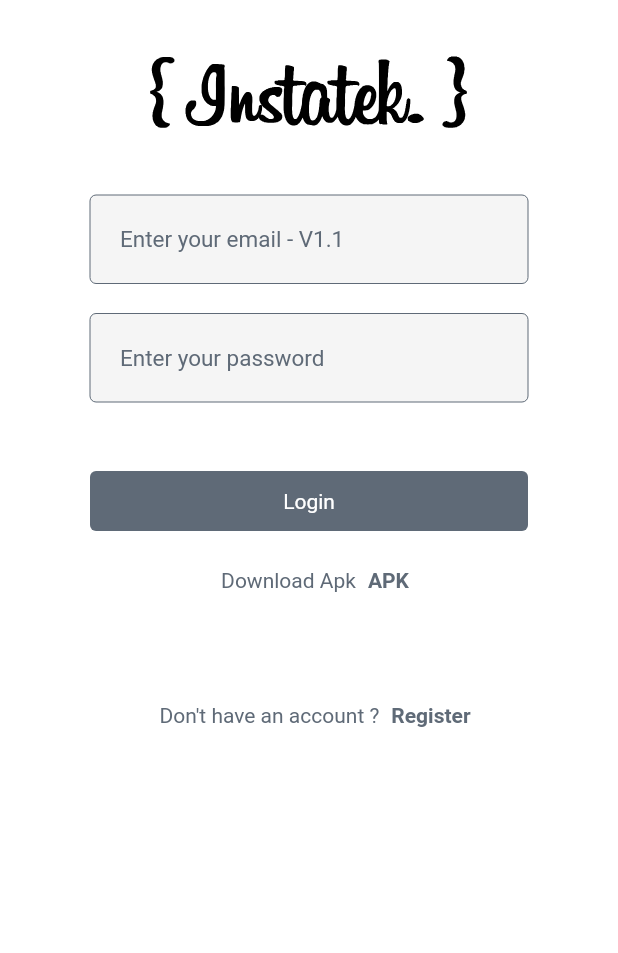
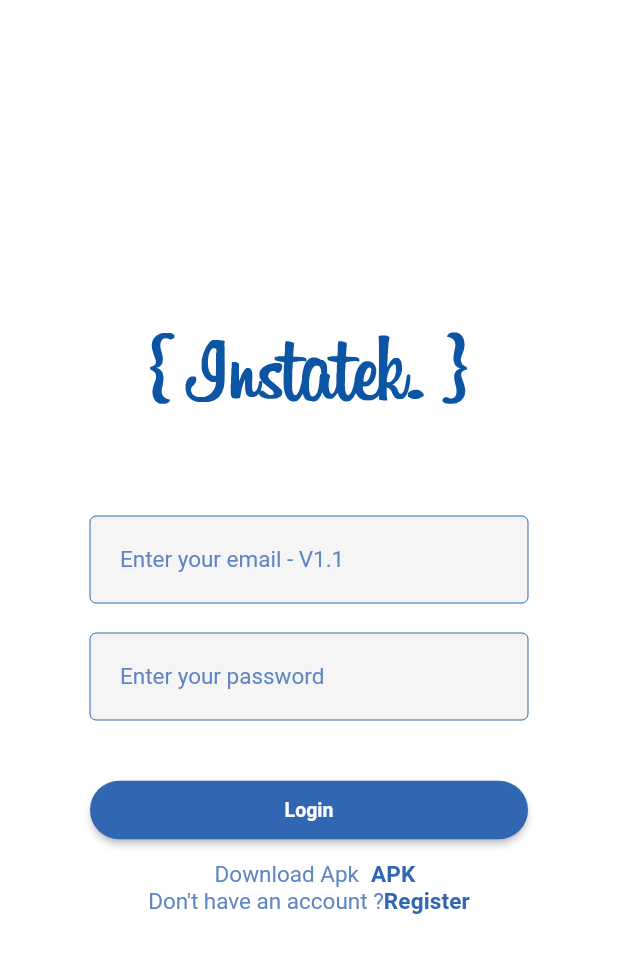
Before and after one commit to LalJoncoux-Aydin/InstaTek, a Flutter app: the screen it shows after launch, on a phone screen of 412 x 824 dp. Shown: the top 953 px of the screen. Run offline on Flutter 3.47's test engine with Material 2 defaults, Android fonts, the phone set to English and light mode, and no system bars; our stand-ins replace cloud_firestore, firebase_auth, firebase_core, firebase_storage, flutter_svg, image_picker; accounts and stored records are empty.

Commit message:
[FIX] Login page design

```diff
--- a/lib/providers/theme_provider.dart
+++ b/lib/providers/theme_provider.dart
@@ -12,6 +12,55 @@ class ThemeProvider extends ChangeNotifier {
 }
 
 class MyThemes {
+  Color blueLight = const Color.fromARGB(255, 95, 134, 196);
+  Color blueDark = const Color.fromARGB(255, 49, 103, 178);
+
+  static final ThemeData lightTheme = ThemeData(
+    primaryColor: Colors.white,
+    scaffoldBackgroundColor: Colors.white,
+    backgroundColor: Colors.white,
+    visualDensity: VisualDensity.adaptivePlatformDensity,
+    colorScheme: const ColorScheme.light().copyWith(
+      primary: Colors.white,
+      secondary: Colors.black,
+      tertiary: const Color.fromARGB(255, 49, 103, 178),
+      background: Colors.white,
+      onBackground: Colors.black,
+      onPrimary: Colors.black,
+      onSecondary: Colors.white,
+      onTertiary: const Color.fromARGB(255, 30, 79, 138),
+    ),
+    primaryIconTheme: const IconThemeData(color: Colors.white),
+    iconTheme: const IconThemeData(color: Colors.black),
+    textTheme: const TextTheme(
+      headline1: TextStyle(
+        color: Colors.red,
+        fontSize: 13,
+        fontWeight: FontWeight.w700,
+      ),
+      subtitle1: TextStyle(
+        color: Color.fromARGB(255, 95, 134, 196),
+        fontSize: 15,
+        fontWeight: FontWeight.normal,
+      ),
+      subtitle2: TextStyle(
+        color: Color.fromARGB(255, 49, 103, 178),
+        fontSize: 15,
+        fontWeight: FontWeight.bold,
+      ),
+      bodyText1: TextStyle(
+        color: Colors.yellow,
+        fontSize: 13,
+        fontWeight: FontWeight.w400,
+      ),
+      button: TextStyle(
+        color: Colors.white,
+        fontSize: 13,
+        fontWeight: FontWeight.bold,
+      ),
+    ),
+  );
+
   static final ThemeData darkTheme = ThemeData(
     primaryColor: Colors.black,
     scaffoldBackgroundColor: Colors.black,
@@ -49,42 +98,4 @@ class MyThemes {
       ),
     ),
   );
-
-  static final ThemeData lightTheme = ThemeData(
-    primaryColor: Colors.white,
-    scaffoldBackgroundColor: Colors.white,
-    backgroundColor: Colors.white,
-    visualDensity: VisualDensity.adaptivePlatformDensity,
-    colorScheme: const ColorScheme.light().copyWith(
-      primary: Colors.white,
-      secondary: Colors.black,
-      background: Colors.white,
-      onBackground: Colors.black,
-      onPrimary: Colors.black,
-      onSecondary: Colors.white,
-    ),
-    primaryIconTheme: const IconThemeData(color: Colors.white),
-    iconTheme: const IconThemeData(color: Colors.black),
-    buttonTheme: const ButtonThemeData(
-      buttonColor: Colors.black,
-      textTheme: ButtonTextTheme.primary,
-    ),
-    textTheme: const TextTheme(
-      headline1: TextStyle(
-        color: Colors.black,
-        fontSize: 13,
-        fontWeight: FontWeight.w700,
-      ),
-      bodyText1: TextStyle(
-        color: Colors.black,
-        fontSize: 13,
-        fontWeight: FontWeight.w400,
-      ),
-      button: TextStyle(
-        color: Colors.grey,
-        fontSize: 13,
-        fontWeight: FontWeight.w400,
-      ),
-    ),
-  );
 }
--- a/lib/screens/auth/login_screen.dart
+++ b/lib/screens/auth/login_screen.dart
@@ -48,12 +48,12 @@ class _LoginScreenState extends State<LoginScreen> {
 
 
     return Scaffold(
-      backgroundColor: Theme.of(context).colorScheme.background,
       body: SafeArea(
         child: Form(
           key: formKey,
           child: Column(children: <Expanded>[
             Expanded(
+              child: Center(
                 child: SingleChildScrollView(
                   child: Container(
                     padding: EdgeInsets.symmetric(horizontal: paddingGlobal),
@@ -64,10 +64,11 @@ class _LoginScreenState extends State<LoginScreen> {
                         CustomTextFormField(hintText: 'Enter your email - V1.1', textEditingController: _emailController, isPass: false, isValid: emailIsValid(email), updateInput: updateEmail),
                         CustomTextFormField(hintText: 'Enter your password', textEditingController: _passwordController, isPass: true, isValid: passwordIsValid(password), updateInput: updatePassword),
                         CustomErrorText(displayStr: errorText),
-                      CustomValidationButton(displayText: 'Login', formKey: formKey, loadingState: _isLoading, onTapFunction: loginUser, shapeDecoration: null,),
+                        CustomValidationButton(displayText: 'Login', formKey: formKey, loadingState: _isLoading, onTapFunction: loginUser, buttonColor: Theme.of(context).colorScheme.tertiary),
                         const CustomDownloadApk(),
                         CustomNavLink(displayText1: "Don't have an account ?", displayText2: "Register", onTapFunction: navigateToRegister),
                       ],
+                    ),
                   ),
                 ),
               ),
--- a/lib/screens/auth/register_screen.dart
+++ b/lib/screens/auth/register_screen.dart
@@ -46,7 +46,6 @@ class _RegisterScreenState extends State<RegisterScreen> {
     }
 
     return Scaffold(
-      backgroundColor: Theme.of(context).colorScheme.background,
       body: SafeArea(
         child: Form(
           key: formKey,
@@ -63,7 +62,7 @@ class _RegisterScreenState extends State<RegisterScreen> {
                       CustomTextFormField(hintText: 'Enter your password', textEditingController: _passwordController, isPass: true, isValid: passwordIsValid(password1), updateInput: updatePassword),
                       CustomTextFormField(hintText: 'Enter your password again', textEditingController: _passwordController2, isPass: true, isValid: password2IsValid(password1, password2), updateInput: updatePassword2),
                       CustomErrorText(displayStr: errorText),
-                      CustomValidationButton(displayText: 'Register', formKey: formKey, loadingState: _isLoading, onTapFunction: nextStepRegister, shapeDecoration: null,),
+                      CustomValidationButton(displayText: 'Register', formKey: formKey, loadingState: _isLoading, onTapFunction: nextStepRegister, buttonColor: Theme.of(context).colorScheme.tertiary),
                       CustomNavLink(displayText1: "Already have an account ?", displayText2: "Login", onTapFunction: navigateToLogin),
                     ],
                   ),
--- a/lib/screens/auth/register_screen2.dart
+++ b/lib/screens/auth/register_screen2.dart
@@ -53,7 +53,6 @@ class _RegisterScreenState2 extends State<RegisterScreen2> {
     }
 
     return Scaffold(
-      backgroundColor: Theme.of(context).colorScheme.background,
       body: SafeArea(
         child: Form(
           key: formKey,
@@ -88,7 +87,7 @@ class _RegisterScreenState2 extends State<RegisterScreen2> {
                           formKey: formKey,
                           loadingState: _isLoading,
                           onTapFunction: registerUser,
-                          shapeDecoration: null,
+                            buttonColor: Theme.of(context).colorScheme.tertiary
                         ),
                       ],
                     ),
--- a/lib/screens/user/profile/modify_button_profile_screen.dart
+++ b/lib/screens/user/profile/modify_button_profile_screen.dart
@@ -44,7 +44,7 @@ class _ModifyButtonProfileState extends State<ModifyButtonProfile> {
           width: double.infinity,
           child: Form(
             key: formKey,
-            child: CustomValidationButton(displayText: "Modify my account", formKey: formKey, loadingState: false, onTapFunction: modifyAccount, shapeDecoration: modifyButton),
+            child: CustomValidationButton(displayText: "Modify my account", formKey: formKey, loadingState: false, onTapFunction: modifyAccount, buttonColor: Theme.of(context).colorScheme.tertiary),
           ),
         ),
     );
--- a/lib/screens/user/profile/modify_profile_screen.dart
+++ b/lib/screens/user/profile/modify_profile_screen.dart
@@ -129,7 +129,7 @@ class _ModifyProfileState extends State<ModifyProfile> {
                             formKey: formKey,
                             loadingState: _isLoadingButton,
                             onTapFunction: updateUser,
-                            shapeDecoration: null,
+                            buttonColor: Theme.of(context).colorScheme.tertiary,
                           ),
                           CustomDeleteButton(
                             displayText: 'Delete profil',
--- a/lib/screens/user/profile/profile_screen.dart
+++ b/lib/screens/user/profile/profile_screen.dart
@@ -147,7 +147,7 @@ class _ProfileScreenState extends State<ProfileScreen> {
                 child: Column(
                   children: <Widget>[
                     CustomInfobarProfile(photoUrl: photoUrl, followers: followers.length, following: following.length, postSize: postSize, username: username, bio: bio),
-                    if (userUid == "") const ModifyButtonProfile() else if (_isFollowed == false) CustomValidationButton(displayText: "Follow", formKey: formKey, loadingState: _isLoadingFollow, onTapFunction: addFollowers, shapeDecoration: null) else if (_isFollowed == true) CustomValidationButton(displayText: "Unfollow", formKey: formKey, loadingState: _isLoadingFollow, onTapFunction: removeFollowers, shapeDecoration: null),
+                    if (userUid == "") const ModifyButtonProfile() else if (_isFollowed == false) CustomValidationButton(displayText: "Follow", formKey: formKey, loadingState: _isLoadingFollow, onTapFunction: addFollowers, buttonColor: Theme.of(context).colorScheme.tertiary) else if (_isFollowed == true) CustomValidationButton(displayText: "Unfollow", formKey: formKey, loadingState: _isLoadingFollow, onTapFunction: removeFollowers, buttonColor: Theme.of(context).colorScheme.tertiary),
                     CustomPostsContainerProfile(uid: widget.uid),
                   ],
                 ),
--- a/lib/utils/colors.dart
+++ b/lib/utils/colors.dart
@@ -2,7 +2,7 @@ import 'package:flutter/material.dart';
 
 const Color webBackgroundColor = Color.fromRGBO(18, 18, 18, 1);
 const Color mobileBackgroundColor = Color.fromARGB(255, 75, 75, 75);
-const Color blueColor = Color.fromARGB(255, 95, 106, 119);
+const Color blueColor = Color.fromARGB(255, 30, 79, 138);
 const Color whiteColor = Color.fromRGBO(255, 255, 255, 1.0);
 const Color errorColor = Color.fromRGBO(84, 84, 84, 1.0);
 const Color greenColor = Color.fromRGBO(100, 180, 82, 1.0);
--- a/lib/widgets/auth/custom_download_apk_widget.dart
+++ b/lib/widgets/auth/custom_download_apk_widget.dart
@@ -18,19 +18,19 @@ class CustomDownloadApk extends StatelessWidget {
           mainAxisAlignment: MainAxisAlignment.center,
           children: <Widget>[
             Container(
-              padding: const EdgeInsets.symmetric(vertical: 25, horizontal: 8),
-              child: const Text("Download Apk", style: TextStyle(color: blueColor)),
+              padding: const EdgeInsets.symmetric(horizontal: 8),
+              child: Text("Download Apk", style: Theme.of(context).textTheme.subtitle1),
             ),
             GestureDetector(
               onTap: () => downloadFile("/build/app/outputs/flutter-apk/app-release.apk"),
               child: Container(
-                padding: const EdgeInsets.symmetric(vertical: 25),
-                child: const Text("APK", style: TextStyle(fontWeight: FontWeight.bold, color: blueColor)),
+                //padding: const EdgeInsets.symmetric(vertical: 25),
+                child: Text("APK", style: Theme.of(context).textTheme.subtitle2),
               ),
             )
           ],
         ),
-        const SizedBox(height: 24),
+      //  const SizedBox(height: 24),
       ],
     );
   }
--- a/lib/widgets/auth/custom_nav_link_widget.dart
+++ b/lib/widgets/auth/custom_nav_link_widget.dart
@@ -1,6 +1,4 @@
-import 'package:flutter/cupertino.dart';
-
-import '../../utils/colors.dart';
+import 'package:flutter/material.dart';
 
 class CustomNavLink extends StatelessWidget {
   const CustomNavLink({Key? key, required this.displayText1, required this.displayText2, required this.onTapFunction})
@@ -18,19 +16,19 @@ class CustomNavLink extends StatelessWidget {
           mainAxisAlignment: MainAxisAlignment.center,
           children: <Widget>[
             Container(
-              padding: const EdgeInsets.symmetric(vertical: 25, horizontal: 8),
-              child: Text(displayText1, style: const TextStyle(color: blueColor)),
+              //padding: const EdgeInsets.symmetric(vertical: 25, horizontal: 8),
+              child: Text(displayText1, style: Theme.of(context).textTheme.subtitle1),
             ),
             GestureDetector(
               onTap: onTapFunction,
               child: Container(
-                padding: const EdgeInsets.symmetric(vertical: 25),
-                child: Text(displayText2, style: const TextStyle(fontWeight: FontWeight.bold, color: blueColor)),
+                //padding: const EdgeInsets.symmetric(vertical: 25),
+                child: Text(displayText2, style: Theme.of(context).textTheme.subtitle2),
               ),
             )
           ],
         ),
-        const SizedBox(height: 24),
+        //const SizedBox(height: 24),
       ],
     );
   }
--- a/lib/widgets/auth/header_login_register.dart
+++ b/lib/widgets/auth/header_login_register.dart
@@ -6,16 +6,23 @@ class HeaderLoginRegister extends StatelessWidget {
 
   @override
   Widget build(BuildContext context) {
-    return Column(
-      children: <Widget>[
-        const SizedBox(height: 30),
-        SvgPicture.asset(
-          'assets/instatek_logo.svg',
-          color: Theme.of(context).colorScheme.secondary,
-          height: 60,
-        ),
-        const SizedBox(height: 30),
-      ],
+    final Size size = MediaQuery.of(context).size;
+    double paddingBottom = 0;
+    double imageSize = 0;
+    if (size.width >= 1366) {
+      paddingBottom = 500;
+      imageSize = 80;
+    } else {
+      paddingBottom = 60;
+      imageSize = 60;
+    }
+
+    return Container(
+      padding: EdgeInsets.only(bottom: paddingBottom),
+      child: SvgPicture.asset(
+        'assets/instatek_logo.svg',
+        height: imageSize,
+      ),
     );
   }
 }
--- a/lib/widgets/tools/custom_error_text_widget.dart
+++ b/lib/widgets/tools/custom_error_text_widget.dart
@@ -9,9 +9,9 @@ class CustomErrorText extends StatelessWidget {
   Widget build(BuildContext context) {
     return Column(
       children: <Widget>[
-        const SizedBox(height: 10),
+       // const SizedBox(height: 10),
         Text(displayStr),
-        const SizedBox(height: 10),
+       // const SizedBox(height: 10),
       ],
     );
   }
--- a/lib/widgets/tools/custom_text_form_field_widget.dart
+++ b/lib/widgets/tools/custom_text_form_field_widget.dart
@@ -1,5 +1,4 @@
 import 'package:flutter/material.dart';
-import '../../utils/colors.dart';
 
 class CustomTextFormField extends StatelessWidget {
   const CustomTextFormField({
@@ -20,13 +19,19 @@ class CustomTextFormField extends StatelessWidget {
   @override
   Widget build(BuildContext context) {
     final OutlineInputBorder inputBorder = OutlineInputBorder(
-      borderSide: Divider.createBorderSide(context, color: blueColor),
+      borderSide: Divider.createBorderSide(context, color: Theme.of(context).colorScheme.tertiary),
     );
+    final Size size = MediaQuery.of(context).size;
+    double paddingVertical = 0;
+    if (size.width >= 1366) {
+      paddingVertical = 20;
+    } else {
+      paddingVertical = 10;
+    }
 
-    return Column(
-      children: <Widget>[
-        const SizedBox(height: 10),
-        TextFormField(
+    return Container(
+      padding: EdgeInsets.symmetric(vertical: paddingVertical),
+      child: TextFormField(
           validator: (String? value) {
             return isValid;
           },
@@ -34,7 +39,7 @@ class CustomTextFormField extends StatelessWidget {
           onChanged: (String changedText) => updateInput(changedText),
           decoration: InputDecoration(
             hintText: hintText,
-            hintStyle: const TextStyle(fontSize: 15, color: blueColor),
+            hintStyle: Theme.of(context).textTheme.subtitle1,
             border: inputBorder,
             focusedBorder: inputBorder,
             enabledBorder: inputBorder,
@@ -44,8 +49,6 @@ class CustomTextFormField extends StatelessWidget {
           keyboardType: TextInputType.text,
           obscureText: isPass,
         ),
-        const SizedBox(height: 10),
-      ],
     );
   }
 }
--- a/lib/widgets/tools/custom_validation_button.dart
+++ b/lib/widgets/tools/custom_validation_button.dart
@@ -1,6 +1,4 @@
 import 'package:flutter/material.dart';
-
-import '../../utils/colors.dart';
 
 class CustomValidationButton extends StatelessWidget {
   const CustomValidationButton({
@@ -9,42 +7,42 @@ class CustomValidationButton extends StatelessWidget {
     required this.formKey,
     required this.loadingState,
     required this.onTapFunction,
-    required this.shapeDecoration,
+    required this.buttonColor,
   }) : super(key: key);
 
   final String displayText;
   final GlobalKey<FormState> formKey;
   final bool loadingState;
   final void Function(GlobalKey<FormState>, BuildContext? context) onTapFunction;
-  final ShapeDecoration? shapeDecoration;
+  final Color buttonColor;
 
   @override
   Widget build(BuildContext context) {
-    ShapeDecoration? decorationButton = shapeDecoration;
-    decorationButton ??= const ShapeDecoration(
-        shape: RoundedRectangleBorder(
-          borderRadius: BorderRadius.all(
-            Radius.circular(4),
+    final Size size = MediaQuery.of(context).size;
+    double paddingVertical = 0;
+    if (size.width >= 1366) {
+      paddingVertical = 20;
+    } else {
+      paddingVertical = 10;
+    }
+
+    return Container(
+      padding: EdgeInsets.symmetric(vertical: paddingVertical),
+      child: ElevatedButton(
+        style: ElevatedButton.styleFrom(
+            shape: const StadiumBorder(),
+            backgroundColor: buttonColor,
         ),
-        ),
-        color: blueColor,
-      );
-
-    return Column(
-      children: <Widget>[
-        InkWell(
-          onTap: () => onTapFunction(formKey, context),
+        onPressed: () => onTapFunction(formKey, context),
         child: Container(
           width: double.infinity,
           alignment: Alignment.center,
           padding: const EdgeInsets.symmetric(vertical: 12),
-            decoration: decorationButton,
           child: !loadingState
-                ? Text(displayText, style: const TextStyle(color: whiteColor))
-                : const CircularProgressIndicator(color: primaryColor),
+              ? Text(displayText, style: Theme.of(context).textTheme.button)
+              : CircularProgressIndicator(color: Theme.of(context).colorScheme.primary),
         ),
       ),
-      ],
     );
   }
 }
```
Lines whose indentation alone changed are shown as unchanged.
